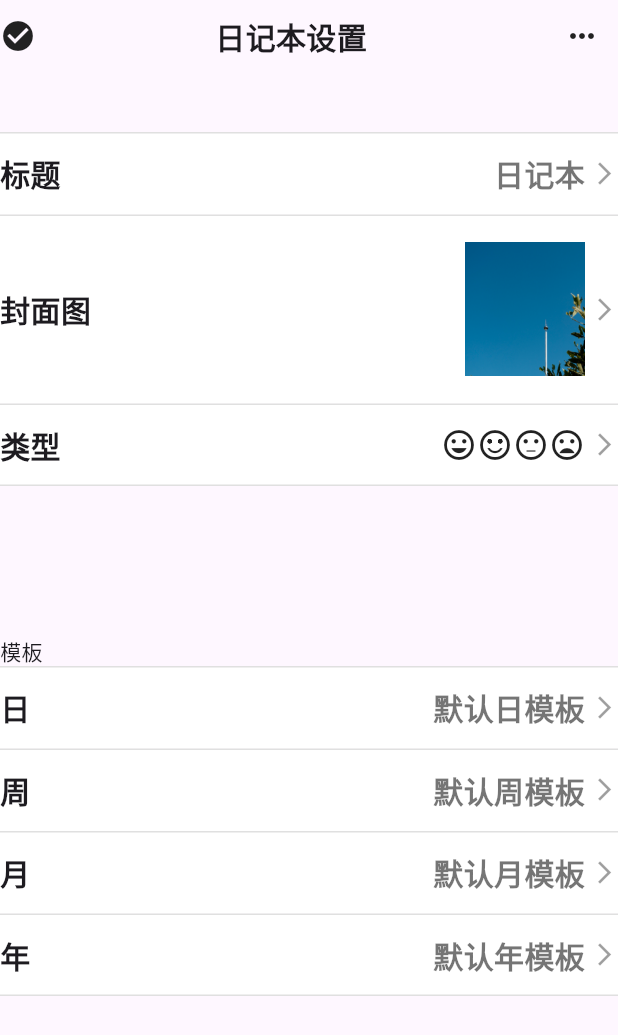
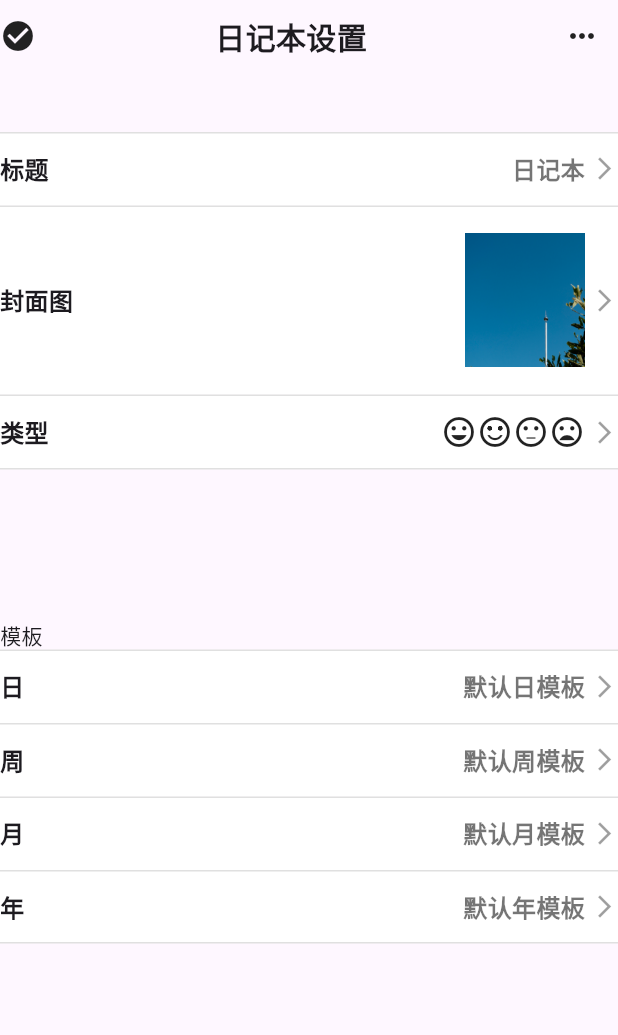
Before and after one commit to Hemomoo/gezhi, a Flutter app: the DiarySetting widget shown alone on an empty page, opened directly, on a phone screen of 412 x 824 dp. Shown: the top 1035 px of the screen. Run offline on Flutter 3.47's test engine with Material 3 defaults, Android fonts, the phone set to English and light mode, and no system bars; our stand-ins replace card_swiper, dio, event_bus, flutter_screenutil, image_picker, shared_preferences and 3 more; accounts and stored records are empty; network calls fail.

Commit message:
refactor: 调整界面元素样式和代码格式
优化搜索栏文本字段的垂直对齐方式，调整日记设置和页面标题的文本字体大小，简化弹窗菜单项和容器的代码格式，使代码更整洁，界面布局更协调

```diff
--- a/gezhi/lib/widgets/home/diary_setting.dart
+++ b/gezhi/lib/widgets/home/diary_setting.dart
@@ -14,7 +14,7 @@ class DiarySetting extends StatefulWidget {
 
 class _DiarySettingState extends State<DiarySetting> {
 
-  final TextStyle itemTextStyle = TextStyle(fontSize: 20,fontWeight: FontWeight.bold,color: Colors.black54);
+  final TextStyle itemTextStyle = TextStyle(fontSize: 16,fontWeight: FontWeight.bold,color: Colors.black54);
 
 
   @override
@@ -43,7 +43,7 @@ class _DiarySettingState extends State<DiarySetting> {
                 padding: EdgeInsets.all(0.0),
                 onSelected: (val) {
                   if (val == 'copy') {
-                    Clipboard.setData(ClipboardData(text: val as String)).then(
+                    Clipboard.setData(ClipboardData(text: val)).then(
                       (value) {
                         ToastContext().init(context);
                         Toast.show("复制成功");
@@ -147,7 +147,7 @@ class Setting extends StatelessWidget {
       child: Row(
         mainAxisAlignment: MainAxisAlignment.spaceBetween,
         children: [
-          Text(tit,style: TextStyle(fontSize: 20,fontWeight: FontWeight.bold),),
+          Text(tit,style: TextStyle(fontSize: 16,fontWeight: FontWeight.bold),),
           Row(
             children: [
               widget,
--- a/gezhi/lib/widgets/search/search_bar.dart
+++ b/gezhi/lib/widgets/search/search_bar.dart
@@ -33,8 +33,10 @@ class _SearchBarState extends State<SearchBar> {
                   height: double.infinity,
                   child: TextField(
                     controller: controller,
+                    textAlignVertical: TextAlignVertical.center,
                     decoration: InputDecoration(
-                      // contentPadding: EdgeInsets.only(top: 0.0),
+                      isDense: true,
+                      contentPadding: EdgeInsets.zero,
                       hintText: '搜索日记',
                       border: InputBorder.none,
                     ),
```
Also changed, not shown: gezhi/lib/widgets/home/edit_diary.dart (+5 -7 lines).
